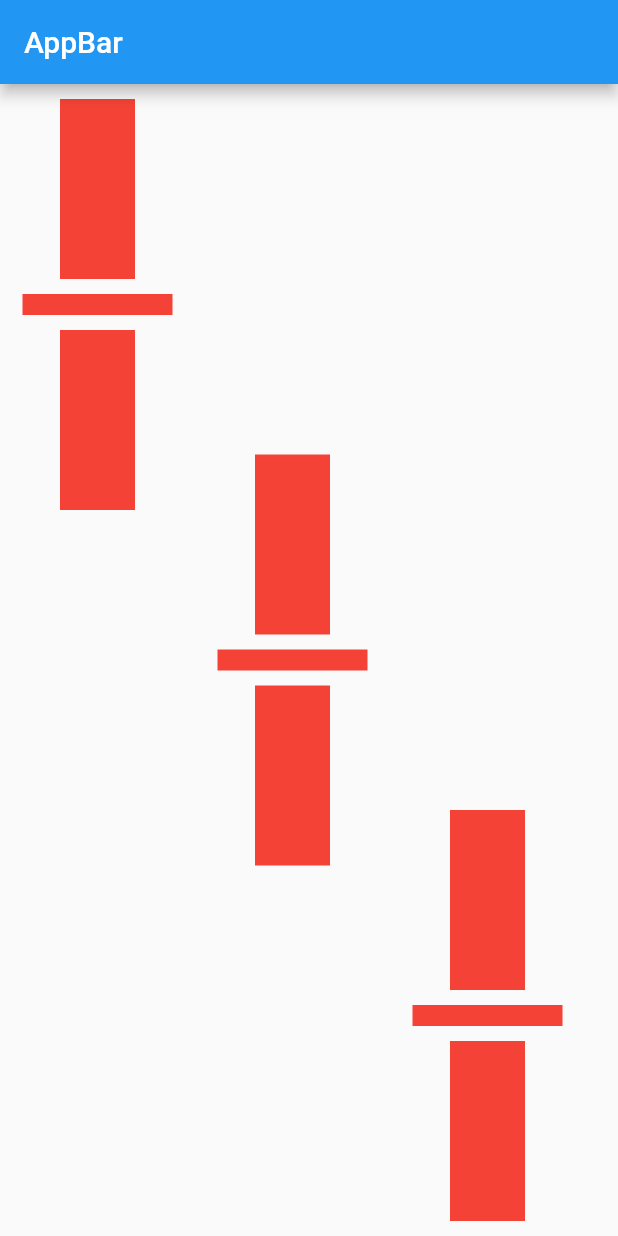
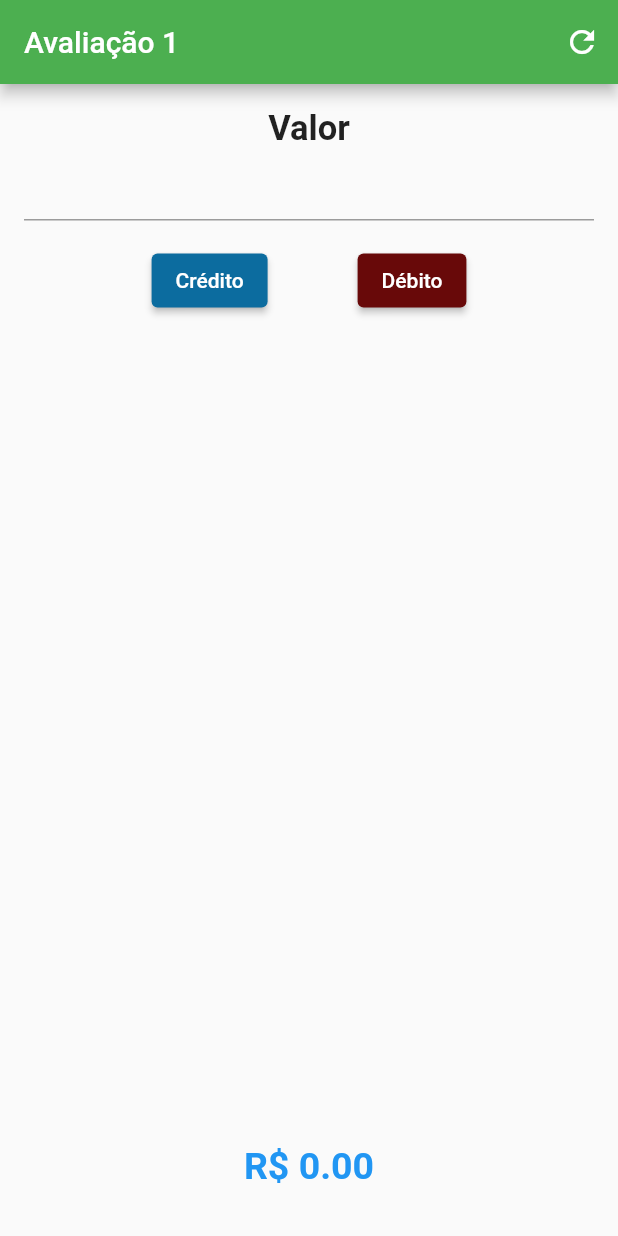
Before and after one commit to lucascorreanasario/flutter_application, a Flutter app: the screen it shows after launch, on a phone screen of 412 x 824 dp. Run offline on Flutter 3.47's test engine with Material 2 defaults, Android fonts, the phone set to English and light mode, and no system bars.

Commit message:
prova flutter

```diff
--- a/lib/main.dart
+++ b/lib/main.dart
@@ -1,80 +1,176 @@
 import 'package:flutter/material.dart';
 
-void main() {
-  runApp(const MyApp());
-}
-class MyApp extends StatefulWidget {
-  const MyApp({
-    super.key
-  });
-
-  @override
-  State < MyApp > createState() => _MyAppState();
-}
-containerBuild() {
-  return Container(
-      color: Colors.red,
-     margin: const EdgeInsets.only(left: (40), bottom: (10), top: (10), right: (40)),
-      width: 50,
-      height: 120,
-  );
-}
-containerBuild2() {
-  return Container(
-    color: Colors.red,
-    width: 100,
-    height: 14,
-  );
+void main()  {
+  runApp(DebitCreditApp());
 }
 
-
-
-
-class _MyAppState extends State < MyApp > {
+class DebitCreditApp extends StatelessWidget {
   @override
   Widget build(BuildContext context) {
     return MaterialApp(
       debugShowCheckedModeBanner: false,
-      home: Scaffold(
-        appBar: AppBar(title: const Text("AppBar")),
-        body: Row(
+      title: 'Avaliação 1',
+      theme: ThemeData(
+        primarySwatch: Colors.green,
+      ),
+      home: DebitCreditPage(),
+    );
+  }
+}
 
+class DebitCreditPage extends StatefulWidget {
+  @override
+  _DebitCreditPageState createState() => _DebitCreditPageState();
+}
+
+class _DebitCreditPageState extends State<DebitCreditPage> {
+  final _valorController = TextEditingController();
+  String? _tipoTransacao;
+  List<Map<String, dynamic>> transacoes = [];
+
+  void _atualizarTipoTransacao(String tipo) {
+    setState(() {
+      _tipoTransacao = tipo;
+
+
+      final double? valorConvertido = double.tryParse(_valorController.text);
+
+      if (valorConvertido != null && valorConvertido != 0 && _tipoTransacao != null) {
+        transacoes.add({'tipo': _tipoTransacao, 'valor': valorConvertido});
+      }
+    });
+  }
+
+  void _resetarTransacoes() {
+    setState(() {
+      transacoes.clear();
+      _tipoTransacao = null;
+      _valorController.clear();
+    });
+  }
+
+  double _calcularValorTotal() {
+    double total = 0.0;
+    for (var transacao in transacoes) {
+      double valor = transacao['valor'];
+      total += (transacao['tipo'] == 'Crédito') ? valor : -valor;
+    }
+    return total;
+  }
+
+  @override
+  void dispose() {
+    _valorController.dispose();
+    super.dispose();
+  }
+
+  @override
+  Widget build(BuildContext context) {
+    return Scaffold(
+      appBar: AppBar(
+        title: const Text('Avaliação 1'),
+        actions: [
+          IconButton(
+            icon: const Icon(Icons.refresh),
+            onPressed: _resetarTransacoes,
+          ),
+        ],
+      ),
+      body: Padding(
+        padding: const EdgeInsets.all(16.0),
+        child: Column(
           crossAxisAlignment: CrossAxisAlignment.center,
-          mainAxisAlignment: MainAxisAlignment.start,
           children: [
-            Column(
-
-              crossAxisAlignment: CrossAxisAlignment.center,
-              mainAxisAlignment: MainAxisAlignment.start,
+            const Align(
+              alignment: Alignment.topCenter,
+              child: Text(
+                'Valor',
+                style: TextStyle(
+                  fontSize: 23,
+                  fontWeight: FontWeight.bold,
+                ),
+              ),
+            ),
+            TextField(
+              controller: _valorController,
+              keyboardType: TextInputType.number,
+            ),
+            const SizedBox(height: 16),
+            Row(
+              mainAxisAlignment: MainAxisAlignment.center,
               children: [
-                containerBuild(),
-                containerBuild2(),
-                containerBuild(),
+                ElevatedButton(
+                  onPressed: () => _atualizarTipoTransacao('Crédito'),
+                  child: Text('Crédito'),
+                  style: ElevatedButton.styleFrom(
+                    primary: _tipoTransacao == 'Crédito' ? Colors.blue : Color.fromARGB(255, 12, 108, 159),
+                  ),
+                ),
+                const SizedBox(width: 60.0),
+                ElevatedButton(
+                  onPressed: () => _atualizarTipoTransacao('Débito'),
+                  child: Text('Débito'),
+                  style: ElevatedButton.styleFrom(
+                    primary: _tipoTransacao == 'Débito' ? Colors.red : const Color.fromARGB(255, 104, 9, 9),
+                  ),
+                ),
               ],
             ),
-            Column(
-              crossAxisAlignment: CrossAxisAlignment.center,
-              mainAxisAlignment: MainAxisAlignment.center,
-              children: [
-                containerBuild(),
-                containerBuild2(),
-                containerBuild(),
-              ],
+            const SizedBox(height: 16),
+            Expanded(
+              child: ListView.builder(
+                shrinkWrap: true,
+                itemCount: transacoes.length,
+                itemBuilder: (context, index) {
+                  return Padding(
+                    padding: const EdgeInsets.only(bottom: 30.0),
+                    child: Column(
+                      crossAxisAlignment: CrossAxisAlignment.start,
+                      children: [
+                        Row(
+                          children: [
+                            const SizedBox(width: 65.0),
+                            Text(
+                              transacoes[index]['tipo'],
+                              style: TextStyle(
+                                color: transacoes[index]['tipo'] == 'Crédito' ? Colors.blue : Colors.red,
+                              ),
+                            ),
+                          ],
+                        ),
+                        Row(
+                          children: [
+                            const SizedBox(width: 20.0),
+                            Icon(
+                              transacoes[index]['tipo'] == 'Crédito'
+                                  ? Icons.add
+                                  : Icons.remove,
+                              color: transacoes[index]['tipo'] == 'Crédito' ? Colors.blue : Colors.red,
+                            ),
+                            const SizedBox(width: 20.0),
+                            Text(
+                              'R\$ ${transacoes[index]['valor'].toStringAsFixed(2)}',
+                              style: TextStyle(
+                                color: transacoes[index]['tipo'] == 'Crédito' ? Colors.blue : Colors.red,
+                              ),
+                            ),
+                          ],
+                        ),
+                      ],
+                    ),
+                  );
+                },
+              ),
             ),
-            Column(
-
-              crossAxisAlignment: CrossAxisAlignment.center,
-              mainAxisAlignment: MainAxisAlignment.end,
-
-
-
-              children: [
-
-                containerBuild(),
-                containerBuild2(),
-                containerBuild(),
-              ],
+            Text(
+              'R\$ ${_calcularValorTotal().toStringAsFixed(2)}',
+              style: TextStyle(
+                fontSize: 25,
+                fontWeight: FontWeight.bold,
+                color: _calcularValorTotal() >= 0 ? Colors.blue : Colors.red,
+              ),
             ),
+            const SizedBox(height: 16),
           ],
         ),
       ),
--- a/pubspec.yaml
+++ b/pubspec.yaml
@@ -59,8 +59,8 @@ flutter:
   uses-material-design: true
 
   # To add assets to your application, add an assets section, like this:
-  # assets:
-  #   - images/a_dot_burr.jpeg
+  assets:
+    - assets/imgs/restaurante.jpg
   #   - images/a_dot_ham.jpeg
 
   # An image asset can refer to one or more resolution-specific "variants", see
```
Also changed, not shown: assets/imgs/restaurante.jpg (added), 1 other file.
